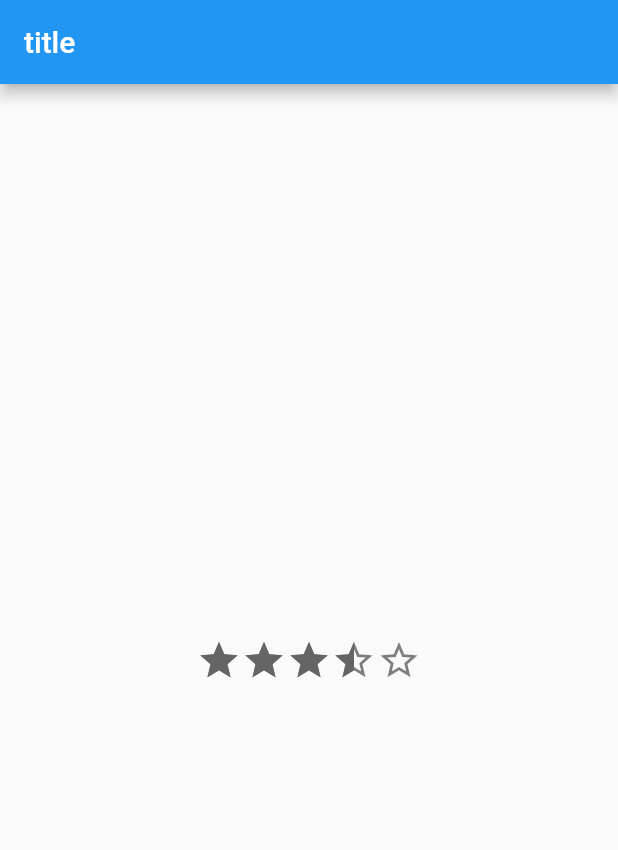
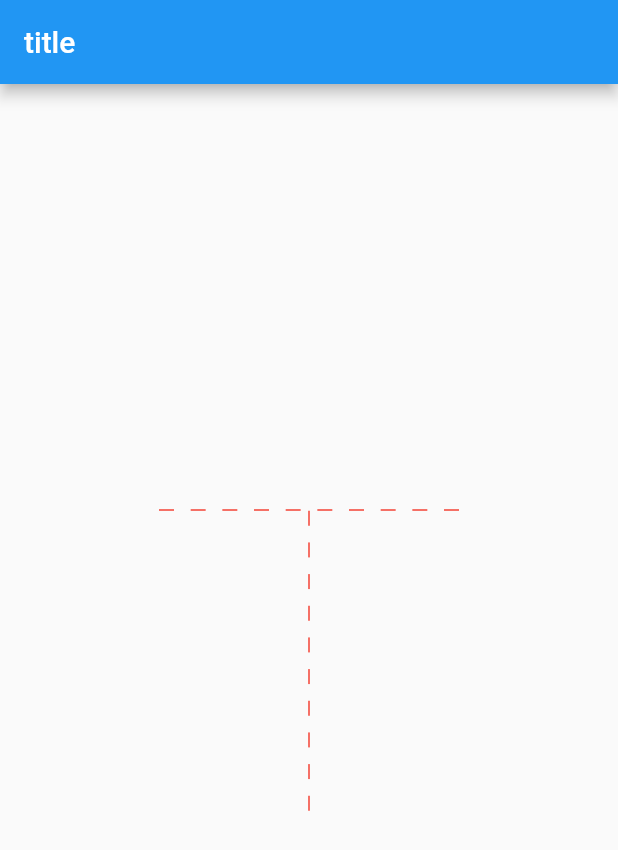
Before and after one commit to mooxz/ancilla, a Flutter app: the screen it shows after launch, on a phone screen of 412 x 824 dp. Shown: the top 850 px of the screen. Run offline on Flutter 3.47's test engine with Material 2 defaults, Android fonts, the phone set to English and light mode, and no system bars; our stand-ins replace dio.

Commit message:
project commit

```diff
--- a/lib/main.dart
+++ b/lib/main.dart
@@ -1,4 +1,5 @@
 import 'package:flutter/material.dart';
+import 'package:flutterapp/widgets/dashed_line.dart';
 import 'package:flutterapp/widgets/douban_rating.dart';
 
 void main() => runApp(MyApp());
@@ -10,7 +11,21 @@ class MyApp extends StatelessWidget {
       title: 'TEST APP',
       home: Scaffold(
         appBar: AppBar(title: Text('title')),
-        body: Center(child: DouBanRating(rating: 7))
+        body: Center(
+          child: Column(
+            mainAxisAlignment: MainAxisAlignment.center,
+            children: <Widget>[
+              Container(
+                width: 200,
+                child: DouBanDashedLine(dashedWidth: 10)
+              ),
+              Container(
+                height: 200,
+                child: DouBanDashedLine(axis: Axis.vertical,dashedHeight: 10),
+              )
+            ],
+          ),
+        )
       )
     );
   }
--- /dev/null
+++ b/lib/widgets/dashed_line.dart
@@ -0,0 +1,37 @@
+import 'package:flutter/material.dart';
+
+class DouBanDashedLine extends StatelessWidget {
+  final Axis axis;
+  final double dashedWidth;
+  final double dashedHeight;
+  final int count;
+  final Color color;
+
+  DouBanDashedLine({
+    this.axis = Axis.horizontal,
+    this.dashedWidth = 1,
+    this.dashedHeight = 1,
+    this.count = 10,
+    this.color = const Color.fromRGBO(0, 0, 0, 0.3)
+  });
+
+  @override
+  Widget build(BuildContext context) {
+    return Container(
+      width: 200,
+      child: Flex(
+        direction: axis,
+        mainAxisAlignment: MainAxisAlignment.spaceBetween,
+        children: List.generate(count, (_) {
+          return SizedBox(
+              width: dashedWidth,
+              height: dashedHeight,
+              child: DecoratedBox(
+                  decoration: BoxDecoration(color: Colors.red)
+              )
+          );
+        }),
+      ),
+    );
+  }
+}
```
